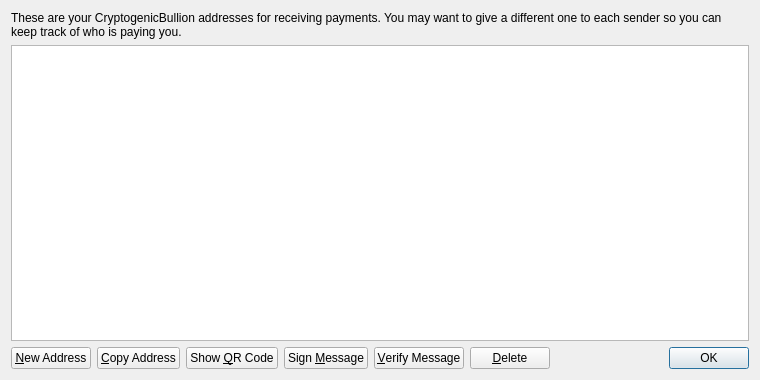
cryptogenicbonds/CryptoBullion-CBX, file src/qt/forms/addressbookpage.ui: the form before one commit.
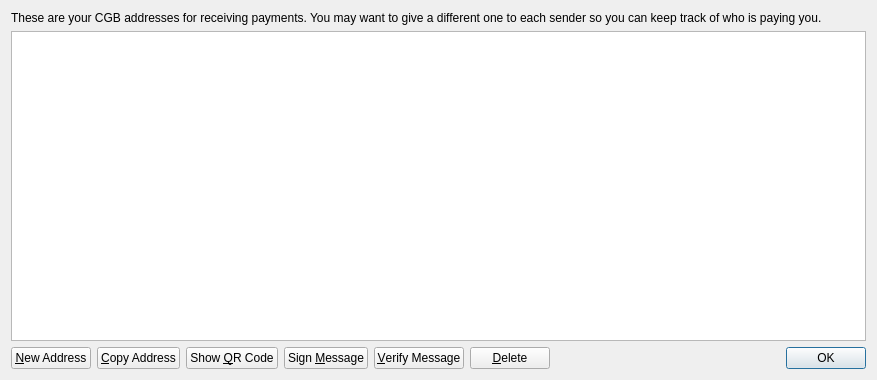
The form after the commit. Icons and pictures are not drawn.

```diff
--- a/src/qt/forms/addressbookpage.ui
+++ b/src/qt/forms/addressbookpage.ui
@@ -6,7 +6,7 @@
    <rect>
     <x>0</x>
     <y>0</y>
-    <width>760</width>
+    <width>877</width>
     <height>380</height>
    </rect>
   </property>
@@ -17,7 +17,7 @@
    <item>
     <widget class="QLabel" name="labelExplanation">
      <property name="text">
-      <string>These are your CryptogenicBullion addresses for receiving payments. You may want to give a different one to each sender so you can keep track of who is paying you.</string>
+      <string>These are your CGB addresses for receiving payments. You may want to give a different one to each sender so you can keep track of who is paying you.</string>
      </property>
      <property name="textFormat">
       <enum>Qt::PlainText</enum>
```
